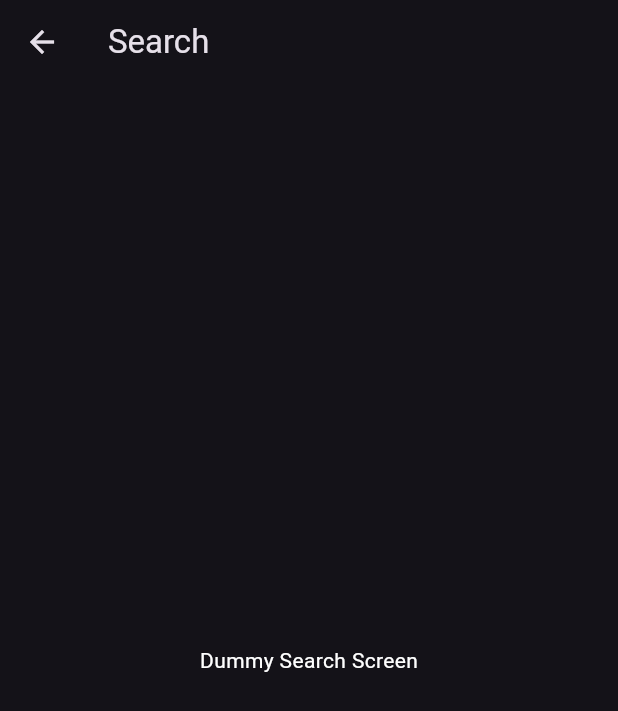
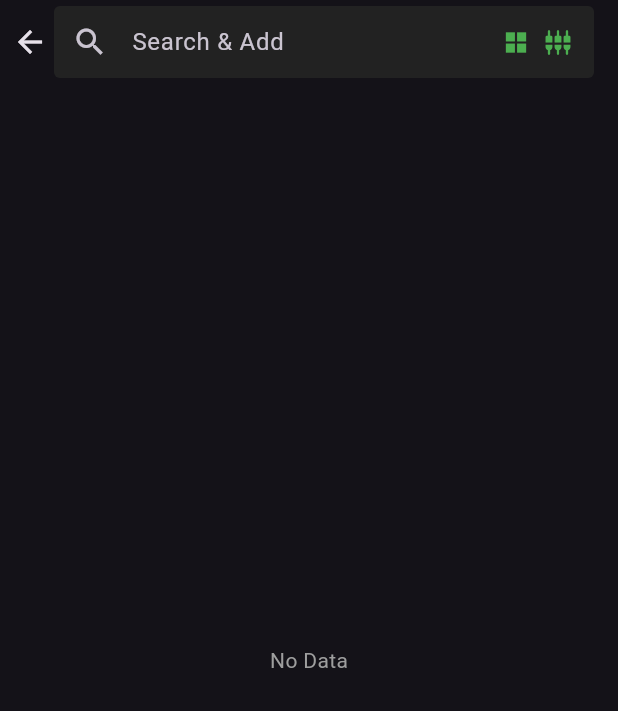
Before and after one commit to MukeshGunasekaran3/WatchList_task, a Flutter app: the SearchScreen screen opened directly, on a phone screen of 412 x 824 dp. Shown: the top 711 px of the screen. Run offline on Flutter 3.47's test engine with Material 3 defaults, Android fonts, the phone set to English and light mode, and no system bars; our stand-ins replace equatable, flutter_bloc, get_it.

Commit message:
added custom widgets

```diff
--- a/lib/Features/Dashboard/presentation/screens/bottomNavViews/searchScreen.dart
+++ b/lib/Features/Dashboard/presentation/screens/bottomNavViews/searchScreen.dart
@@ -1,14 +1,49 @@
 import 'package:flutter/material.dart';
+import 'package:watchlist_task/Features/Dashboard/presentation/widgets/custom_textformfield.dart';
+import 'package:watchlist_task/core/theme/color_palete.dart';
 
 class SearchScreen extends StatelessWidget {
   @override
   Widget build(BuildContext context) {
     return Scaffold(
       appBar: AppBar(
-        title: Text('Search'),
+        leadingWidth: 20,
+        centerTitle: true,
+        title: CustomTextformfield(
+            onTap: () {},
+            hintText: 'Search & Add',
+            prefixIcon: const Icon(Icons.search),
+            suffixIcon: const Row(
+              mainAxisSize: MainAxisSize.min,
+              mainAxisAlignment: MainAxisAlignment.end,
+              children: [
+                Icon(
+                  size: 18,
+                  Icons.grid_view_sharp,
+                  color: ColorPallete.dark_secondaryColor,
+                ),
+                SizedBox(
+                  width: 10,
+                ),
+                Icon(
+                  size: 18,
+                  Icons.settings_input_composite_rounded,
+                  color: ColorPallete.dark_secondaryColor,
+                ),
+                SizedBox(
+                  width: 15,
+                )
+              ],
+            )),
       ),
       body: Center(
-        child: Text('Dummy Search Screen'),
+        child: Text(
+          "No Data",
+          style: Theme.of(context)
+              .textTheme
+              .bodyMedium!
+              .copyWith(color: Colors.grey),
+        ),
       ),
     );
   }
--- a/lib/Features/Dashboard/presentation/screens/bottomNavViews/watchlist_screen.dart
+++ b/lib/Features/Dashboard/presentation/screens/bottomNavViews/watchlist_screen.dart
@@ -10,6 +10,7 @@ import 'package:watchlist_task/Features/Dashboard/presentation/blocs/watchlist_e
 import 'package:watchlist_task/Features/Dashboard/presentation/blocs/watchlist_state.dart';
 import 'package:watchlist_task/Features/Dashboard/presentation/screens/bottomNavViews/searchScreen.dart';
 import 'package:watchlist_task/Features/Dashboard/presentation/widgets/custom_ListTile.dart';
+import 'package:watchlist_task/Features/Dashboard/presentation/widgets/custom_textformfield.dart';
 import 'package:watchlist_task/core/theme/color_palete.dart';
 
 class WatchlistScreen extends StatefulWidget {
@@ -90,11 +91,18 @@ class _WatchlistScreenState extends State<WatchlistScreen>
                 children: [
                   Padding(
                     padding: const EdgeInsets.all(8.0),
-                    child: TextFormField(
-                      decoration: const InputDecoration(
+                    child: CustomTextformfield(
+                        onTap: () {
+                          FocusScope.of(context).unfocus();
+                          Navigator.push(
+                            context,
+                            MaterialPageRoute(
+                                builder: (context) => SearchScreen()),
+                          );
+                        },
                         hintText: 'Search & Add',
-                          prefixIcon: Icon(Icons.search),
-                          suffixIcon: Row(
+                        prefixIcon: const Icon(Icons.search),
+                        suffixIcon: const Row(
                           mainAxisSize: MainAxisSize.min,
                           mainAxisAlignment: MainAxisAlignment.end,
                           children: [
@@ -116,15 +124,6 @@ class _WatchlistScreenState extends State<WatchlistScreen>
                             )
                           ],
                         )),
-                      onTap: () {
-                        FocusScope.of(context).unfocus();
-                        Navigator.push(
-                          context,
-                          MaterialPageRoute(
-                              builder: (context) => SearchScreen()),
-                        );
-                      },
-                    ),
                   ),
                   Expanded(
                     child: BlocBuilder<WatchListBloc, WatchListState>(
--- /dev/null
+++ b/lib/Features/Dashboard/presentation/widgets/custom_textformfield.dart
@@ -0,0 +1,25 @@
+import 'package:flutter/material.dart';
+import 'package:watchlist_task/core/theme/color_palete.dart';
+
+class CustomTextformfield extends StatelessWidget {
+  final String hintText;
+  final Widget prefixIcon;
+  final Widget suffixIcon;
+  final void Function()? onTap;
+
+  const CustomTextformfield(
+      {super.key,
+      required this.hintText,
+      required this.prefixIcon,
+      required this.suffixIcon,
+      this.onTap});
+
+  @override
+  Widget build(BuildContext context) {
+    return TextFormField(
+      decoration: InputDecoration(
+          hintText: hintText, prefixIcon: prefixIcon, suffixIcon: suffixIcon),
+      onTap: onTap,
+    );
+  }
+}
```
Lines whose indentation alone changed are shown as unchanged.
